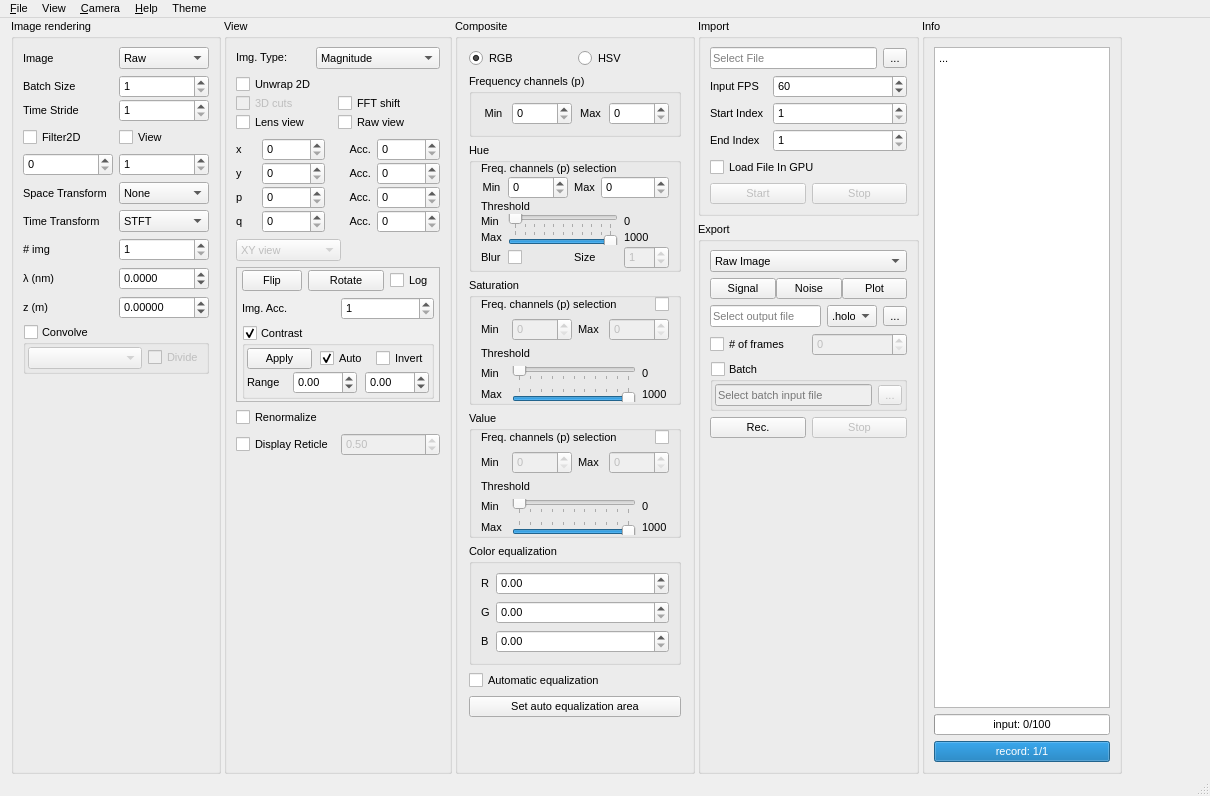
Qt form Holovibes/mainwindow.ui (DigitalHolography/Holovibes) before a commit.
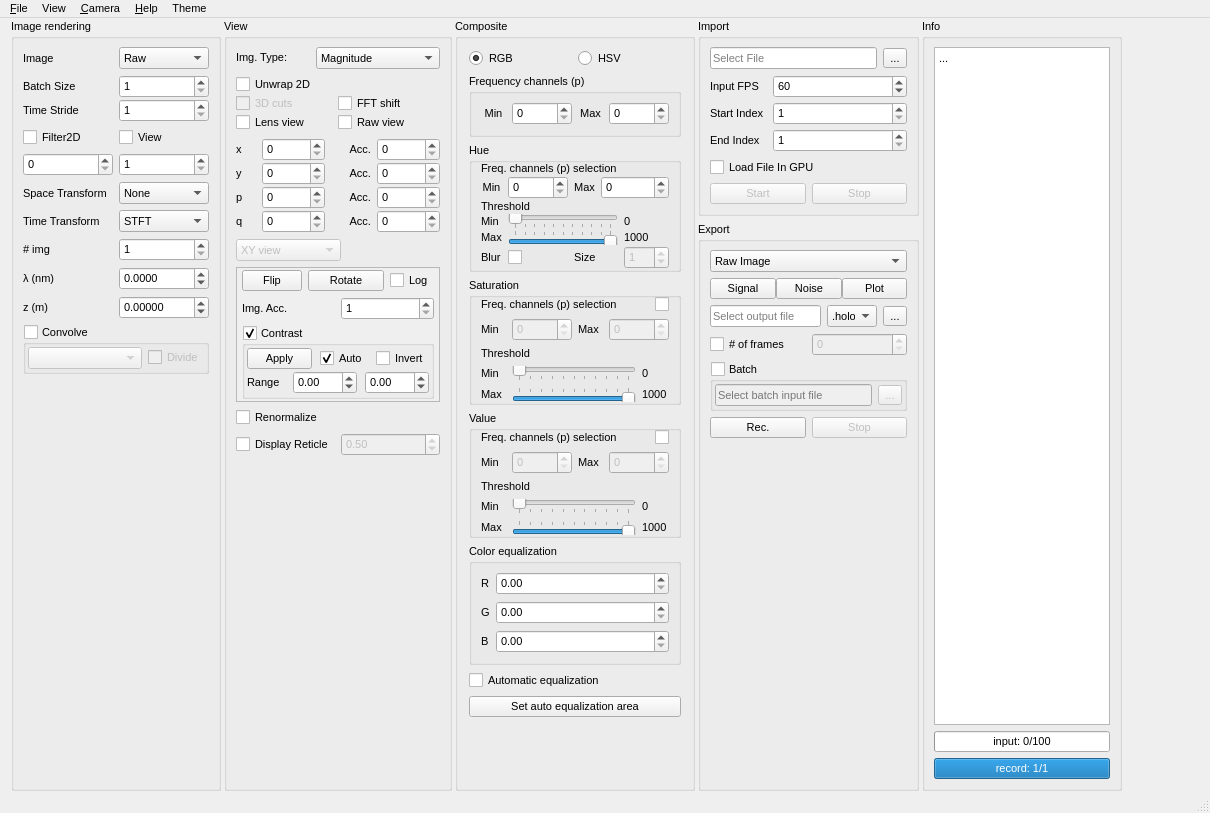
The same form after that commit. Custom widgets are drawn as their Qt base class.

Commit message: fix(mainwindow): rename reset restart to reset quit

Diff of the .ui file:
```diff
--- a/Holovibes/mainwindow.ui
+++ b/Holovibes/mainwindow.ui
@@ -10,7 +10,7 @@
     <x>0</x>
     <y>0</y>
     <width>1210</width>
-    <height>796</height>
+    <height>813</height>
    </rect>
   </property>
   <property name="sizePolicy">
@@ -2973,10 +2973,11 @@
            </property>
            <property name="html">
             <string>&lt;!DOCTYPE HTML PUBLIC &quot;-//W3C//DTD HTML 4.0//EN&quot; &quot;http://www.w3.org/TR/REC-html40/strict.dtd&quot;&gt;
-&lt;html&gt;&lt;head&gt;&lt;meta name=&quot;qrichtext&quot; content=&quot;1&quot; /&gt;&lt;style type=&quot;text/css&quot;&gt;
+&lt;html&gt;&lt;head&gt;&lt;meta name=&quot;qrichtext&quot; content=&quot;1&quot; /&gt;&lt;meta charset=&quot;utf-8&quot; /&gt;&lt;style type=&quot;text/css&quot;&gt;
 p, li { white-space: pre-wrap; }
-&lt;/style&gt;&lt;/head&gt;&lt;body style=&quot; font-family:'MS Shell Dlg 2'; font-size:8pt; font-weight:400; font-style:normal;&quot;&gt;
-&lt;p style=&quot; margin-top:0px; margin-bottom:0px; margin-left:0px; margin-right:0px; -qt-block-indent:0; text-indent:0px;&quot;&gt;...&lt;/p&gt;&lt;/body&gt;&lt;/html&gt;</string>
+hr { height: 1px; border-width: 0; }
+&lt;/style&gt;&lt;/head&gt;&lt;body style=&quot; font-family:'Segoe UI'; font-size:8pt; font-weight:400; font-style:normal;&quot;&gt;
+&lt;p style=&quot; margin-top:0px; margin-bottom:0px; margin-left:0px; margin-right:0px; -qt-block-indent:0; text-indent:0px;&quot;&gt;&lt;span style=&quot; font-family:'MS Shell Dlg 2';&quot;&gt;...&lt;/span&gt;&lt;/p&gt;&lt;/body&gt;&lt;/html&gt;</string>
            </property>
           </widget>
          </item>
```
Left out of the diff: 4 changed lines with no effect on the pictures.
